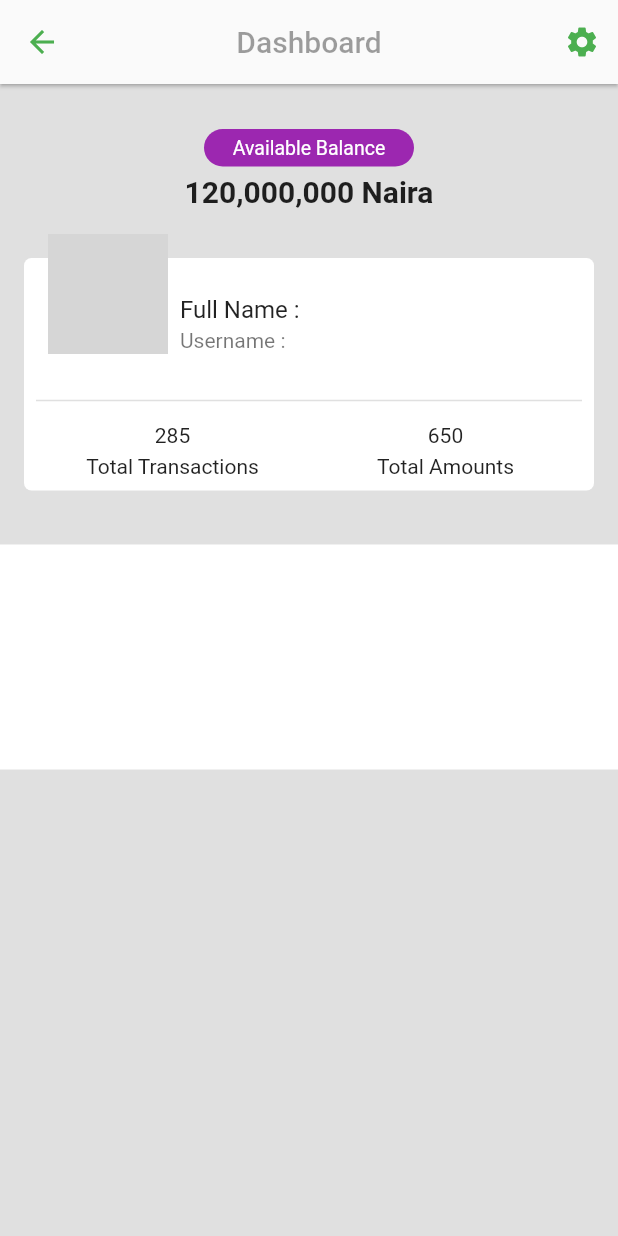
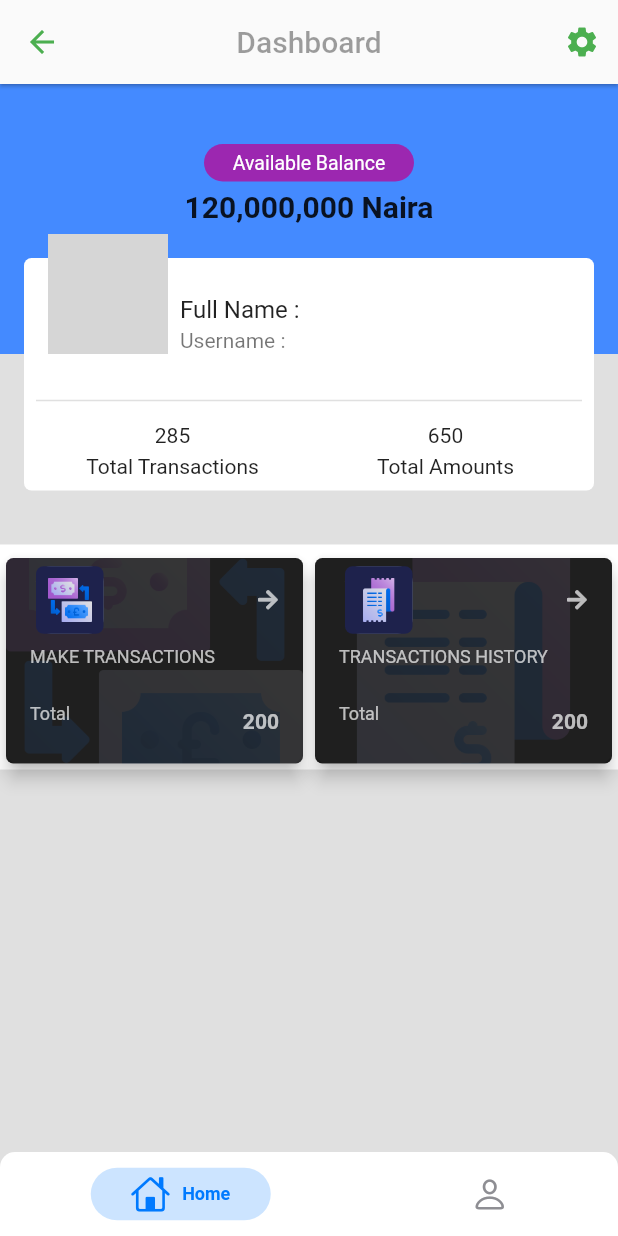
Before and after one commit to Saintiano/first-ally, a Flutter app: the screen it shows after launch, after a tap on "LOG IN", on a phone screen of 412 x 824 dp. Run offline on Flutter 3.47's test engine with Material 2 defaults, Android fonts, the light colour scheme and no system bars; drawn by our look-alikes of getwidget, persistent_bottom_nav_bar; our stand-ins replace font_awesome_flutter, get; network calls fail; grey boxes are pictures that could not be loaded.

Commit message:
pushed failed commits
pushed failed commits

```diff
--- /dev/null
+++ b/lib/components/bottom_nav_bar.dart
@@ -0,0 +1,73 @@
+import 'package:firstallytestappplication/views/dashboard.dart';
+import 'package:firstallytestappplication/views/profile.dart';
+import 'package:flutter/cupertino.dart';
+import 'package:flutter/material.dart';
+import 'package:persistent_bottom_nav_bar/persistent-tab-view.dart';
+
+class Bottom_Nav_Bar extends StatefulWidget {
+  const Bottom_Nav_Bar({Key? key}) : super(key: key);
+
+  @override
+  _Bottom_Nav_BarState createState() => _Bottom_Nav_BarState();
+}
+
+class _Bottom_Nav_BarState extends State<Bottom_Nav_Bar> {
+
+  final PersistentTabController _controller = PersistentTabController(initialIndex: 0);
+
+  List<Widget> _buildScreens() {
+    return [
+      const Dashboard(),
+      const Profile()
+    ];
+  }
+
+  List<PersistentBottomNavBarItem> _navBarsItems() {
+    return [
+      PersistentBottomNavBarItem(
+        icon: const Icon(CupertinoIcons.home),
+        title: ("Home"),
+        activeColorPrimary: CupertinoColors.activeBlue,
+        inactiveColorPrimary: CupertinoColors.systemGrey,
+      ),
+      PersistentBottomNavBarItem(
+        icon: const Icon(CupertinoIcons.person),
+        title: ("Profile"),
+        activeColorPrimary: CupertinoColors.activeBlue,
+        inactiveColorPrimary: CupertinoColors.systemGrey,
+      ),
+    ];
+  }
+
+  @override
+  Widget build(BuildContext context) {
+    return PersistentTabView(
+      context,
+      controller: _controller,
+      screens: _buildScreens(),
+      items: _navBarsItems(),
+      confineInSafeArea: true,
+      backgroundColor: Colors.white, // Default is Colors.white.
+      handleAndroidBackButtonPress: true, // Default is true.
+      resizeToAvoidBottomInset: true, // This needs to be true if you want to move up the screen when keyboard appears. Default is true.
+      stateManagement: true, // Default is true.
+      hideNavigationBarWhenKeyboardShows: true, // Recommended to set 'resizeToAvoidBottomInset' as true while using this argument. Default is true.
+      decoration: NavBarDecoration(
+        borderRadius: BorderRadius.circular(10.0),
+        colorBehindNavBar: Colors.white,
+      ),
+      popAllScreensOnTapOfSelectedTab: true,
+      popActionScreens: PopActionScreensType.all,
+      itemAnimationProperties: const ItemAnimationProperties( // Navigation Bar's items animation properties.
+        duration: Duration(milliseconds: 200),
+        curve: Curves.ease,
+      ),
+      screenTransitionAnimation: const ScreenTransitionAnimation( // Screen transition animation on change of selected tab.
+        animateTabTransition: true,
+        curve: Curves.ease,
+        duration: Duration(milliseconds: 200),
+      ),
+      navBarStyle: NavBarStyle.style1, // Choose the nav bar style with this property.
+    );
+  }
+}
--- /dev/null
+++ b/lib/components/make_transaction.dart
@@ -0,0 +1,149 @@
+import 'package:firstallytestappplication/constants/styles.dart';
+import 'package:flutter/material.dart';
+import 'package:font_awesome_flutter/font_awesome_flutter.dart';
+import 'package:getwidget/getwidget.dart';
+import 'package:get/get.dart';
+
+class Make_Transaction extends StatefulWidget {
+  const Make_Transaction({Key? key}) : super(key: key);
+
+  @override
+  _Make_TransactionState createState() => _Make_TransactionState();
+}
+
+class _Make_TransactionState extends State<Make_Transaction> {
+  @override
+  Widget build(BuildContext context) {
+    return Expanded(
+      child: Column(
+        children: [
+          Container(
+            margin: const EdgeInsets.only(top: 5, bottom: 0, left: 0),
+            child: GestureDetector(
+              onTap: () async {
+                Get.snackbar("Android", "Welldone");
+              },
+              child: Column(
+                children: [
+                  Card(
+                    elevation: 5,
+                    shape: BeveledRectangleBorder(
+                      borderRadius: BorderRadius.circular(5.0),
+                    ),
+                    child: Container(
+                        margin: const EdgeInsets.fromLTRB(0, 0, 0, 0),
+                        width: double.infinity,
+                        decoration: BoxDecoration(
+                            image: DecorationImage(
+                              image: const AssetImage(
+                                  "assets/images/money-exchange.png"),
+                              colorFilter: ColorFilter.mode(
+                                  Colors.black.withOpacity(0.1),
+                                  BlendMode.dstATop),
+                              fit: BoxFit.cover,
+                            ),
+                            borderRadius:
+                            BorderRadius.circular(5.0),
+                            color: Colors.black87),
+                        child: Column(
+                          mainAxisAlignment: MainAxisAlignment.center,
+                          crossAxisAlignment: CrossAxisAlignment.center,
+                          children: [
+                            ListTile(
+                                leading: Container(
+                                  decoration: BoxDecoration(
+                                      color: AppColor.lightgrey,
+                                      borderRadius: BorderRadius.circular(10)),
+                                  padding: const EdgeInsets.all(0),
+                                  margin: const EdgeInsets.all(4),
+                                  child: GestureDetector(
+                                    onTap: () {
+                                      Get.snackbar("title", "message");
+                                    },
+                                    child: Container(
+                                        padding: const EdgeInsets.all(8),
+                                        decoration: BoxDecoration(
+                                            image: DecorationImage(
+                                              image: const AssetImage(
+                                                  "assets/images/money-exchange.png"),
+                                              colorFilter: ColorFilter.mode(
+                                                  Colors.black.withOpacity(0.0),
+                                                  BlendMode.dstATop),
+                                              fit: BoxFit.cover,
+                                            ),
+                                            borderRadius:
+                                            BorderRadius.circular(5.0),
+                                            color: AppColor.purpleLight),
+                                        height: 45,
+                                        width: 45,
+                                        child: Image.asset(
+                                          "assets/images/money-exchange.png",
+                                        )
+                                    ),
+                                  ),
+                                ),
+                                trailing:const Icon(FontAwesomeIcons.arrowRight,
+                                  color: Colors.white70,
+                                  size: 15,
+                                )
+                            ),
+                            Container(
+                              alignment: Alignment.centerLeft,
+                              margin: const EdgeInsets.only(left: 16, top: 3, bottom: 3),
+                              child: const Text(
+                                "MAKE TRANSACTIONS",
+                                textAlign: TextAlign.start,
+                                style: TextStyle(
+                                    color: Colors.white70,
+                                    fontSize: 12,
+                                    fontWeight: FontWeight.normal
+                                ),
+                              ),
+                            ),
+                            GFProgressBar(
+                              padding: const EdgeInsets.only(
+                                  top: 8,
+                                  right: 8,
+                                  left: 8),
+                              percentage: 0.6,
+                              lineHeight: 5,
+                              alignment: MainAxisAlignment.spaceBetween,
+                              child: const Text('60%', textAlign: TextAlign.end,
+                                style: TextStyle(fontSize: 4, color: Colors.white),
+                              ),
+                              // leading  : Icon( Icons.sentiment_dissatisfied, color: GFColors.DANGER),
+                              // trailing: Icon( Icons.sentiment_satisfied, color: GFColors.SUCCESS),
+                              backgroundColor: AppColor.darkBlue,
+                              progressBarColor: GFColors.INFO,
+                            ),
+                            const ListTile(
+                              leading: Text(
+                                "Total ",
+                                style: TextStyle(color:
+                                Colors.white70,
+                                  fontWeight: FontWeight.normal,
+                                  fontSize: 12,
+                                ),
+                              ),
+                              trailing: Text(
+                                "200",
+                                style: TextStyle(color:
+                                Colors.white70,
+                                    fontWeight: FontWeight.bold
+                                ),
+                              ),
+                            ),
+
+                          ],
+                        )
+                    ),
+                  ),
+                ],
+              ),
+            ),
+          ),
+        ],
+      ),
+    );
+  }
+}
--- a/lib/views/dashboard.dart
+++ b/lib/views/dashboard.dart
@@ -1,7 +1,10 @@
+import 'package:firstallytestappplication/components/make_transaction.dart';
 import 'package:firstallytestappplication/components/network_image.dart';
 import 'package:firstallytestappplication/constants/images.dart';
 import 'package:flutter/material.dart';
 import 'package:get/get.dart';
+
+import 'transaction_history.dart';
 
 class Dashboard extends StatefulWidget {
   const Dashboard({Key? key}) : super(key: key);
@@ -37,7 +40,9 @@ class _DashboardState extends State<Dashboard> {
               Icons.arrow_back,
               color: Colors.green,
             ),
-            onPressed: () {},
+            onPressed: () {
+              Get.back();
+            },
           ),
         ),
         title: const Text(
@@ -69,10 +74,17 @@ class _DashboardState extends State<Dashboard> {
                   crossAxisAlignment: CrossAxisAlignment.center,
                   children: [
                     Container(
-                      child: Center(
+                      width: double.infinity,
+                      height: 180,
+                      decoration: const BoxDecoration(
+                          color: Colors.blueAccent,
+                      ),
+                      child: Column(
+                        children: [
+                          Center(
                               child: Container(
-                            margin: const EdgeInsets.only(top: 30),
-                            padding: EdgeInsets.all(5),
+                                margin: const EdgeInsets.only(top: 40),
+                                padding: const EdgeInsets.all(5),
                                 width: 140,
                                 height: 25,
                                 decoration: const BoxDecoration(
@@ -93,7 +105,6 @@ class _DashboardState extends State<Dashboard> {
                                   ),
                                 ),
                               )
-                      ),
                           ),
                           Container(
                             child: Center(
@@ -134,7 +145,9 @@ class _DashboardState extends State<Dashboard> {
                                 )
                             ),
                           ),
-
+                        ],
+                      )
+                    ),
                   ],
                 ),
                 Container(
@@ -234,6 +247,12 @@ class _DashboardState extends State<Dashboard> {
                 color: Colors.white,
                 borderRadius: BorderRadius.circular(0.0),
               ),
+              child: Row(
+                children: const [
+                  Make_Transaction(),
+                  Transaction_History()
+                ],
+              ),
             ),
           ],
         )
--- a/lib/views/intro.dart
+++ b/lib/views/intro.dart
@@ -21,14 +21,14 @@ class _IntroState extends State<Intro> {
   int _start = 4;
 
   void startTimer() {
-    const oneSec = const Duration(seconds: 1);
+    const oneSec = Duration(seconds: 1);
     _timer = Timer.periodic(
       oneSec,
           (Timer timer) {
         if (_start == 0) {
           setState(() {
             timer.cancel();
-            Get.to(Login());
+            Get.to(()=> const Login());
           });
         } else {
           setState(() {
--- a/lib/views/login.dart
+++ b/lib/views/login.dart
@@ -1,3 +1,4 @@
+import 'package:firstallytestappplication/components/bottom_nav_bar.dart';
 import 'package:flutter/cupertino.dart';
 import 'package:flutter/material.dart';
 import 'package:get/get.dart';
@@ -162,7 +163,7 @@ class _LoginState extends State<Login> {
                           ),
                           GestureDetector(
                             onTap:(){
-                              Get.to(Foregot_Password());
+                              Get.to(()=> const Foregot_Password());
                             },
                             child: const Text("Forgot Password?",
                               textAlign: TextAlign.left,
@@ -180,7 +181,7 @@ class _LoginState extends State<Login> {
                               minWidth: double.infinity,
                               child: GestureDetector(
                                 onTap: () {
-                                  Get.to(Dashboard());
+                                  Get.to(()=> const Bottom_Nav_Bar());
                                 },
                                 child: Container(
                                     height: 50,
@@ -212,7 +213,7 @@ class _LoginState extends State<Login> {
                 ),
                 GestureDetector(
                   onTap: (){
-                    Get.to(Create_Account());
+                    Get.to(()=> const Create_Account());
                   },
                   child: const Text("New User? Create a new account",
                     textAlign: TextAlign.left,
--- /dev/null
+++ b/lib/views/transaction_history.dart
@@ -0,0 +1,149 @@
+import 'package:firstallytestappplication/constants/styles.dart';
+import 'package:flutter/material.dart';
+import 'package:font_awesome_flutter/font_awesome_flutter.dart';
+import 'package:get/get.dart';
+import 'package:getwidget/getwidget.dart';
+
+class Transaction_History extends StatefulWidget {
+  const Transaction_History({Key? key}) : super(key: key);
+
+  @override
+  _Transaction_HistoryState createState() => _Transaction_HistoryState();
+}
+
+class _Transaction_HistoryState extends State<Transaction_History> {
+  @override
+  Widget build(BuildContext context) {
+    return Expanded(
+      child: Column(
+        children: [
+          Container(
+            margin: const EdgeInsets.only(top: 5, bottom: 0, left: 0),
+            child: GestureDetector(
+              onTap: () async {
+                Get.snackbar("Android", "Welldone");
+              },
+              child: Column(
+                children: [
+                  Card(
+                    elevation: 5,
+                    shape: BeveledRectangleBorder(
+                      borderRadius: BorderRadius.circular(5.0),
+                    ),
+                    child: Container(
+                        margin: const EdgeInsets.fromLTRB(0, 0, 0, 0),
+                        width: double.infinity,
+                        decoration: BoxDecoration(
+                            image: DecorationImage(
+                              image: const AssetImage(
+                                  "assets/images/bill.png"),
+                              colorFilter: ColorFilter.mode(
+                                  Colors.black.withOpacity(0.1),
+                                  BlendMode.dstATop),
+                              fit: BoxFit.cover,
+                            ),
+                            borderRadius:
+                            BorderRadius.circular(5.0),
+                            color: Colors.black87),
+                        child: Column(
+                          mainAxisAlignment: MainAxisAlignment.center,
+                          crossAxisAlignment: CrossAxisAlignment.center,
+                          children: [
+                            ListTile(
+                                leading: Container(
+                                  decoration: BoxDecoration(
+                                      color: AppColor.lightgrey,
+                                      borderRadius: BorderRadius.circular(10)),
+                                  padding: const EdgeInsets.all(0),
+                                  margin: const EdgeInsets.all(4),
+                                  child: GestureDetector(
+                                    onTap: () {
+                                      Get.snackbar("title", "message");
+                                    },
+                                    child: Container(
+                                        padding: const EdgeInsets.all(8),
+                                        decoration: BoxDecoration(
+                                            image: DecorationImage(
+                                              image: const AssetImage(
+                                                  "assets/images/bill.png"),
+                                              colorFilter: ColorFilter.mode(
+                                                  Colors.black.withOpacity(0.0),
+                                                  BlendMode.dstATop),
+                                              fit: BoxFit.cover,
+                                            ),
+                                            borderRadius:
+                                            BorderRadius.circular(5.0),
+                                            color: AppColor.purpleLight),
+                                        height: 45,
+                                        width: 45,
+                                        child: Image.asset(
+                                          "assets/images/bill.png",
+                                        )
+                                    ),
+                                  ),
+                                ),
+                                trailing:const Icon(FontAwesomeIcons.arrowRight,
+                                  color: Colors.white70,
+                                  size: 15,
+                                )
+                            ),
+                            Container(
+                              alignment: Alignment.centerLeft,
+                              margin: const EdgeInsets.only(left: 16, top: 3, bottom: 3),
+                              child: const Text(
+                                "TRANSACTIONS HISTORY",
+                                textAlign: TextAlign.start,
+                                style: TextStyle(
+                                    color: Colors.white70,
+                                    fontSize: 12,
+                                    fontWeight: FontWeight.normal
+                                ),
+                              ),
+                            ),
+                            GFProgressBar(
+                              padding: const EdgeInsets.only(
+                                  top: 8,
+                                  right: 8,
+                                  left: 8),
+                              percentage: 0.6,
+                              lineHeight: 5,
+                              alignment: MainAxisAlignment.spaceBetween,
+                              child: const Text('60%', textAlign: TextAlign.end,
+                                style: TextStyle(fontSize: 4, color: Colors.white),
+                              ),
+                              // leading  : Icon( Icons.sentiment_dissatisfied, color: GFColors.DANGER),
+                              // trailing: Icon( Icons.sentiment_satisfied, color: GFColors.SUCCESS),
+                              backgroundColor: AppColor.darkBlue,
+                              progressBarColor: GFColors.INFO,
+                            ),
+                            const ListTile(
+                              leading: Text(
+                                "Total ",
+                                style: TextStyle(color:
+                                Colors.white70,
+                                  fontWeight: FontWeight.normal,
+                                  fontSize: 12,
+                                ),
+                              ),
+                              trailing: Text(
+                                "200",
+                                style: TextStyle(color:
+                                Colors.white70,
+                                    fontWeight: FontWeight.bold
+                                ),
+                              ),
+                            ),
+
+                          ],
+                        )
+                    ),
+                  ),
+                ],
+              ),
+            ),
+          ),
+        ],
+      ),
+    );
+  }
+}
--- a/pubspec.yaml
+++ b/pubspec.yaml
@@ -32,6 +32,8 @@ dependencies:
 
   get: ^4.3.8
   font_awesome_flutter: ^9.1.0
+  getwidget: ^2.0.4
+  persistent_bottom_nav_bar: ^4.0.2
 
 
   # The following adds the Cupertino Icons font to your application.
```
Also changed, not shown: assets/images/bill.png (added), assets/images/money-exchange.png (added), pubspec.lock. Lines whose indentation alone changed are shown as unchanged.
